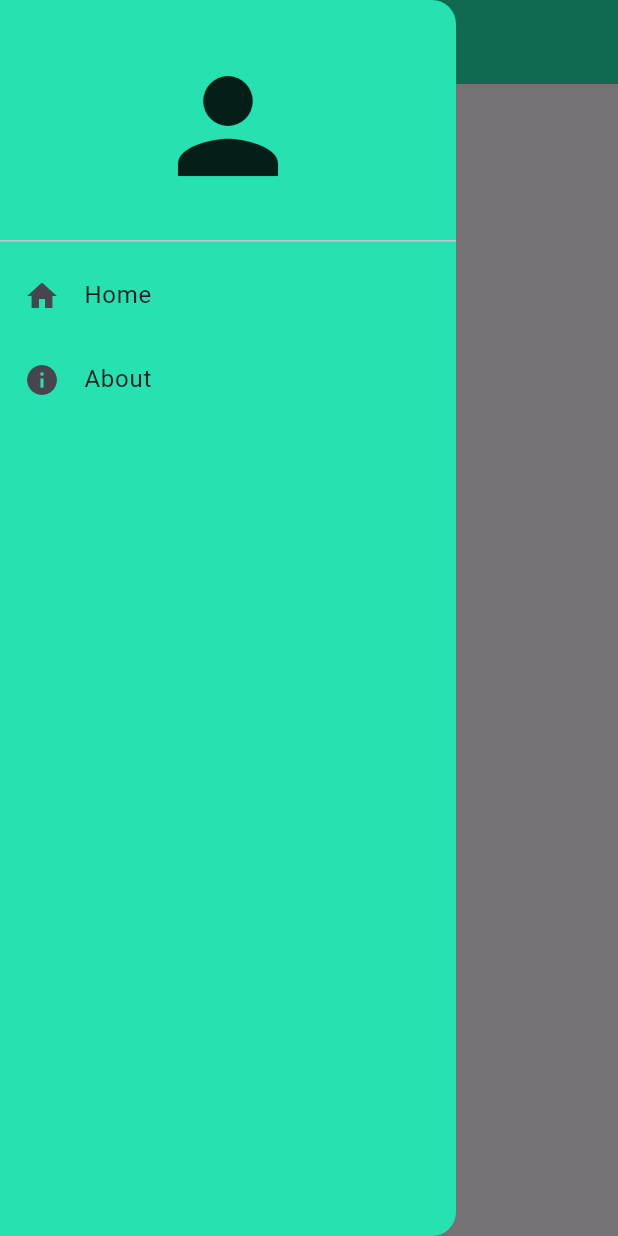
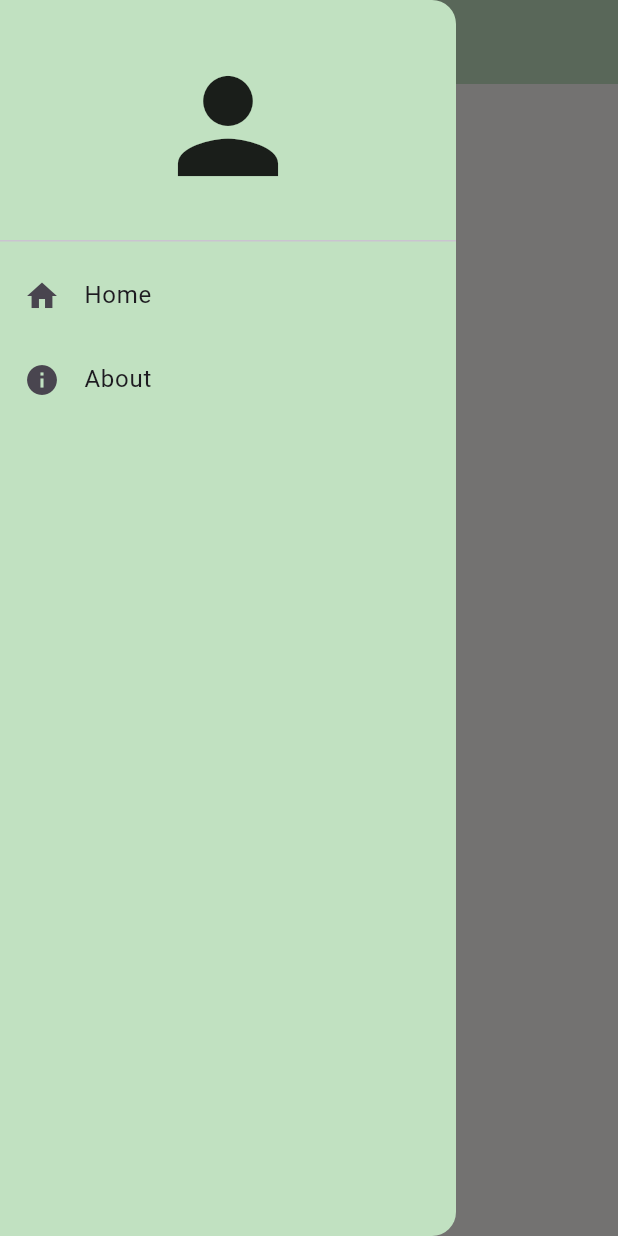
Before and after one commit to Erhaes/LabMobile3_Rassya_Hafizh_Suharjo_ShiftA, a Flutter app: the AboutPage screen opened directly, with the side drawer open, on a phone screen of 412 x 824 dp. Run offline on Flutter 3.47's test engine with Material 3 defaults, Android fonts, the phone set to English and light mode, and no system bars; our stand-ins replace shared_preferences; accounts and stored records are empty.

Commit message:
mengganti warna appbar menjadi hijau pastel dan menambah container pada home dan about page untuk menambah warna putih pastel

```diff
--- a/lib/about_page.dart
+++ b/lib/about_page.dart
@@ -8,11 +8,14 @@ class AboutPage extends StatelessWidget {
   Widget build(BuildContext context){
     return Scaffold(
       appBar: AppBar(
-        title: const Text('About Page'),
-        backgroundColor: Color.fromARGB(255, 37, 226, 176),
+        title: const Text('About'),
+        backgroundColor: Color.fromRGBO(193, 225, 193, 1),
       ),
-      body: const Center(
+      body: Container(
+        color: Color.fromRGBO(250, 248, 246, 1),
+        child: const Center(
         child: Text('Ini adalah halaman about'),
+      ),
       ),
       drawer: const SideMenu(),
     );
--- a/lib/main.dart
+++ b/lib/main.dart
@@ -14,9 +14,6 @@ class MyApp extends StatelessWidget {
   Widget build(BuildContext context) {
     return MaterialApp(
       title: 'Flutter Menu',
-      theme: ThemeData(
-
-      ),
       home: const LoginPage(),
     );
   }
--- a/lib/sidemenu.dart
+++ b/lib/sidemenu.dart
@@ -8,7 +8,8 @@ class SideMenu extends StatelessWidget {
   @override
   Widget build(BuildContext context){
     return Drawer(
-      backgroundColor: Color.fromARGB(255, 37, 226, 176),
+      // backgroundColor: Color.fromARGB(255, 37, 226, 176),
+      backgroundColor: Color.fromRGBO(193, 225, 193, 1),
       child: ListView(
         children: [
           const DrawerHeader(
```
Also changed, not shown: lib/home_page.dart (+7 -3 lines), lib/login_page.dart (+11 -6 lines).
